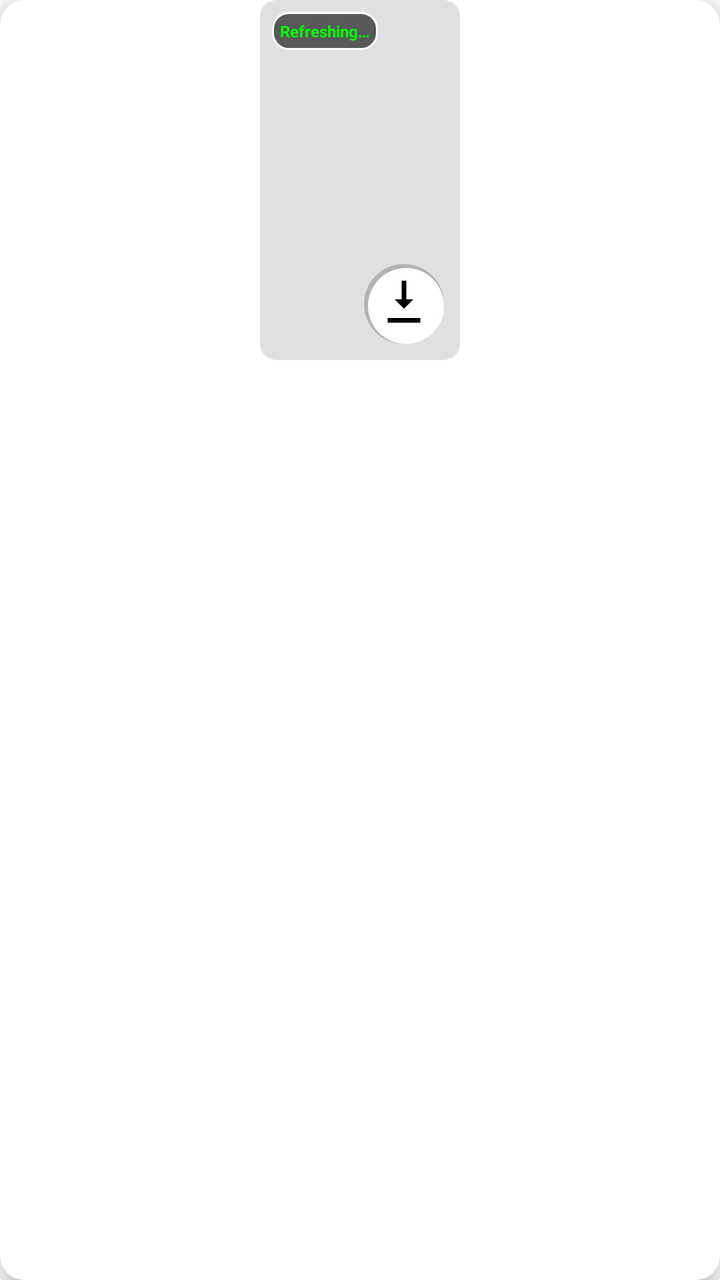
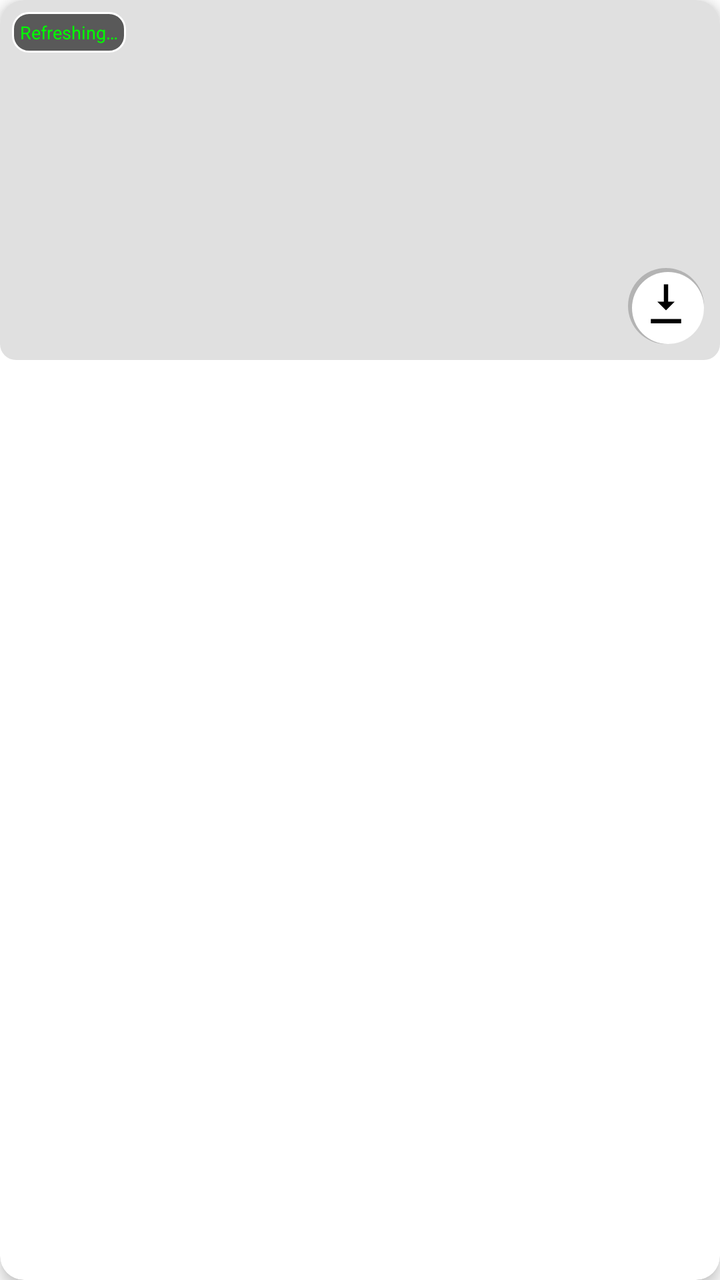

Screens rendered from an Android XML layout before and after an edit, with the pre-edit source and the edit as a unified diff.
<!-- AndroidManifest.xml: application theme Theme.WhatsDownloadPlus -->
<!-- res/layout/item_images_videos.xml -->
<androidx.cardview.widget.CardView xmlns:android="http://schemas.android.com/apk/res/android"
    xmlns:app="http://schemas.android.com/apk/res-auto"
    android:layout_width="wrap_content"
    android:layout_height="wrap_content"
    android:layout_margin="8dp"
    app:cardCornerRadius="12dp"
    app:cardElevation="6dp"
    app:cardBackgroundColor="@android:color/white">

    <androidx.constraintlayout.widget.ConstraintLayout
        android:layout_width="match_parent"
        android:layout_height="wrap_content">

        
        <ImageView
            android:id="@+id/imageThumb"
            android:layout_width="100dp"
            android:layout_height="180dp"
            android:scaleType="centerCrop"
            android:background="@drawable/image_bg"
            android:contentDescription="@string/app_name"
            android:clipToOutline="true"
            app:layout_constraintTop_toTopOf="parent"
            app:layout_constraintStart_toStartOf="parent"
            app:layout_constraintEnd_toEndOf="parent"
            app:layout_constraintBottom_toBottomOf="parent"/>

        
        <TextView
            android:id="@+id/countdownTimer"
            android:layout_width="wrap_content"
            android:layout_height="wrap_content"
            android:text="Refreshing…"
            android:background="@drawable/timer_bg"
            android:textColor="#00FF00"
            android:textSize="8sp"
            android:textStyle="bold"
            android:padding="4dp"
            android:layout_margin="6dp"
            app:layout_constraintTop_toTopOf="@id/imageThumb"
            app:layout_constraintStart_toStartOf="@id/imageThumb"/>

        
        <ImageView
            android:id="@+id/downloadIcon"
            android:layout_width="40dp"
            android:layout_height="40dp"
            android:layout_margin="8dp"
            android:padding="6dp"
            android:background="@drawable/icon_bg"
            android:src="@drawable/ic_download"
            app:layout_constraintBottom_toBottomOf="@id/imageThumb"
            app:layout_constraintEnd_toEndOf="@id/imageThumb"/>

        
        <ImageView
            android:id="@+id/downloadStatus"
            android:layout_width="40dp"
            android:layout_height="40dp"
            android:background="@drawable/imgbg_icon"
            android:src="@drawable/ic_double_tick"
            android:visibility="gone"
            android:layout_margin="8dp"
            app:layout_constraintBottom_toBottomOf="@id/imageThumb"
            app:layout_constraintEnd_toEndOf="@id/imageThumb"/>

        
        <ImageView
            android:id="@+id/videoIcon"
            android:layout_width="48dp"
            android:layout_height="48dp"
            android:src="@drawable/ic_play"
        android:padding="8dp"
        android:visibility="gone"
        app:layout_constraintTop_toTopOf="@id/imageThumb"
        app:layout_constraintBottom_toBottomOf="@id/imageThumb"
        app:layout_constraintStart_toStartOf="@id/imageThumb"
        app:layout_constraintEnd_toEndOf="@id/imageThumb"/>

    </androidx.constraintlayout.widget.ConstraintLayout>

</androidx.cardview.widget.CardView>
<!-- resources referenced by this layout -->
<resources>
  <!-- drawable ic_double_tick (drawable) -->
  <vector xmlns:android="http://schemas.android.com/apk/res/android"
      android:width="40dp"
      android:height="40dp"
      android:viewportWidth="24"
      android:viewportHeight="24">
  
      
      <path
          android:fillColor="#000000"
          android:pathData="M7.5,16 L10,18.5 L17,11 L16,10 L10,16 L8,14 Z" />
  </vector>
  <!-- drawable ic_download (drawable) -->
  <vector xmlns:android="http://schemas.android.com/apk/res/android"
      android:width="24dp"
      android:height="24dp"
      android:viewportWidth="24"
      android:viewportHeight="24">
      <path
          android:fillColor="#000000"
      android:pathData="M5,20h14v-2H5v2zM12,2v12l4,-4h-3V2h-2v8H8l4,4z"/>
  </vector>
  <!-- drawable ic_play (drawable) -->
  <vector xmlns:android="http://schemas.android.com/apk/res/android"
      android:width="64dp"
      android:height="64dp"
      android:viewportWidth="64"
      android:viewportHeight="64">
  
      
      <path
          android:fillColor="#66000000"
          android:pathData="M32,0
                            A32,32 0 1,1 31.999,0
                            Z" />
  
      
      <path
          android:fillColor="#FFFFFF"
          android:pathData="M26,20
                            L46,32
                            L26,44
                            Z" />
  </vector>
  <!-- drawable icon_bg (drawable) -->
  <layer-list xmlns:android="http://schemas.android.com/apk/res/android">
  
      
      <item>
          <shape android:shape="oval">
              <solid android:color="#33000000" /> 
          </shape>
      </item>
  
      
      <item android:top="2dp" android:left="2dp">
          <shape android:shape="oval">
              <solid android:color="#FFFFFF" />
          </shape>
      </item>
  
  </layer-list>
  <!-- drawable image_bg (drawable) -->
  <shape xmlns:android="http://schemas.android.com/apk/res/android" android:shape="rectangle">
      <corners android:radius="8dp" />
      <solid android:color="#E0E0E0" />
  </shape>
  <!-- drawable imgbg_icon (drawable) -->
  <layer-list xmlns:android="http://schemas.android.com/apk/res/android">
  
      
      <item>
          <shape android:shape="oval">
              <solid android:color="#33000000" /> 
          </shape>
      </item>
  
      
      <item android:top="2dp" android:left="2dp">
          <shape android:shape="oval">
              <solid android:color="#FFFFFF" />
          </shape>
      </item>
  
  </layer-list>
  <!-- drawable timer_bg (drawable) -->
  <?xml version="1.0" encoding="utf-8"?>
  <shape xmlns:android="http://schemas.android.com/apk/res/android"
      android:shape="rectangle">
  
      
      <solid android:color="#99000000"/>
  
      
      <corners android:radius="8dp"/>
  
      
      <stroke
          android:width="1dp"
          android:color="#FFFFFF"/>
  
      
      <padding
          android:left="4dp"
          android:top="2dp"
          android:right="4dp"
          android:bottom="2dp"/>
  </shape>
  <string name="app_name">Whats Download Plus</string>
  <color name="whatsapp_green">#075E54</color>
  <color name="whatsapp_dark_green">#054C44</color>
  <color name="teal_200">#FF03DAC5</color>
  <color name="teal_700">#FF018786</color>
  <color name="white">#FFFFFFFF</color>
  <!-- unchanged entries left out for length: 1 -->
</resources>

<!-- the commit's change to res/layout/item_images_videos.xml (unified diff, before → after) -->
@@ -1,82 +1,74 @@
-<androidx.cardview.widget.CardView xmlns:android="http://schemas.android.com/apk/res/android"
+<com.google.android.material.card.MaterialCardView
+    xmlns:android="http://schemas.android.com/apk/res/android"
     xmlns:app="http://schemas.android.com/apk/res-auto"
-    android:layout_width="wrap_content"
+    android:layout_width="match_parent"
     android:layout_height="wrap_content"
-    android:layout_margin="8dp"
+    android:layout_margin="6dp"
     app:cardCornerRadius="12dp"
-    app:cardElevation="6dp"
-    app:cardBackgroundColor="@android:color/white">
+    app:cardElevation="4dp"
+    app:strokeWidth="0dp"
+    app:cardUseCompatPadding="false">
 
-    <androidx.constraintlayout.widget.ConstraintLayout
+    <FrameLayout
         android:layout_width="match_parent"
         android:layout_height="wrap_content">
 
         
         <ImageView
             android:id="@+id/imageThumb"
-            android:layout_width="100dp"
+            android:layout_width="match_parent"
             android:layout_height="180dp"
             android:scaleType="centerCrop"
             android:background="@drawable/image_bg"
-            android:contentDescription="@string/app_name"
-            android:clipToOutline="true"
-            app:layout_constraintTop_toTopOf="parent"
-            app:layout_constraintStart_toStartOf="parent"
-            app:layout_constraintEnd_toEndOf="parent"
-            app:layout_constraintBottom_toBottomOf="parent"/>
+            android:adjustViewBounds="true"
+            android:contentDescription="@string/app_name"/>
 
         
         <TextView
             android:id="@+id/countdownTimer"
             android:layout_width="wrap_content"
             android:layout_height="wrap_content"
-            android:text="Refreshing…"
-            android:background="@drawable/timer_bg"
+            android:textSize="9sp"
             android:textColor="#00FF00"
-            android:textSize="8sp"
-            android:textStyle="bold"
             android:padding="4dp"
             android:layout_margin="6dp"
-            app:layout_constraintTop_toTopOf="@id/imageThumb"
-            app:layout_constraintStart_toStartOf="@id/imageThumb"/>
+            android:background="@drawable/timer_bg"
+            android:text="Refreshing…"
+            android:layout_gravity="top|start"/>
+
+        
+        <ImageView
+            android:id="@+id/videoIcon"
+            android:layout_width="46dp"
+            android:layout_height="46dp"
+            android:visibility="gone"
+            android:padding="6dp"
+            android:src="@drawable/ic_play"
+            android:layout_gravity="center"/>
 
         
         <ImageView
             android:id="@+id/downloadIcon"
-            android:layout_width="40dp"
-            android:layout_height="40dp"
+            android:layout_width="38dp"
+            android:layout_height="38dp"
+            android:padding="6dp"
             android:layout_margin="8dp"
-            android:padding="6dp"
             android:background="@drawable/icon_bg"
             android:src="@drawable/ic_download"
-            app:layout_constraintBottom_toBottomOf="@id/imageThumb"
-            app:layout_constraintEnd_toEndOf="@id/imageThumb"/>
+            android:layout_gravity="bottom|end"/>
 
         
         <ImageView
             android:id="@+id/downloadStatus"
-            android:layout_width="40dp"
-            android:layout_height="40dp"
+            android:layout_width="38dp"
+            android:layout_height="38dp"
+            android:visibility="gone"
+            android:padding="6dp"
+            android:layout_margin="8dp"
             android:background="@drawable/imgbg_icon"
             android:src="@drawable/ic_double_tick"
-            android:visibility="gone"
-            android:layout_margin="8dp"
-            app:layout_constraintBottom_toBottomOf="@id/imageThumb"
-            app:layout_constraintEnd_toEndOf="@id/imageThumb"/>
+            android:layout_gravity="bottom|end"/>
 
-        
-        <ImageView
-            android:id="@+id/videoIcon"
-            android:layout_width="48dp"
-            android:layout_height="48dp"
-            android:src="@drawable/ic_play"
-        android:padding="8dp"
-        android:visibility="gone"
-        app:layout_constraintTop_toTopOf="@id/imageThumb"
-        app:layout_constraintBottom_toBottomOf="@id/imageThumb"
-        app:layout_constraintStart_toStartOf="@id/imageThumb"
-        app:layout_constraintEnd_toEndOf="@id/imageThumb"/>
+    </FrameLayout>
 
-    </androidx.constraintlayout.widget.ConstraintLayout>
-
-</androidx.cardview.widget.CardView>
+</com.google.android.material.card.MaterialCardView>
